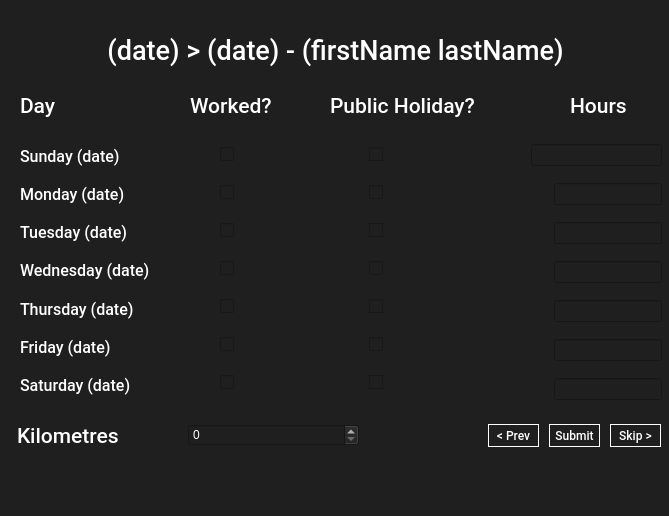
The window that Views/main_view.ui (cai-liosatos/Invoice-Generator) describes before a commit, drawn with Qt 5.
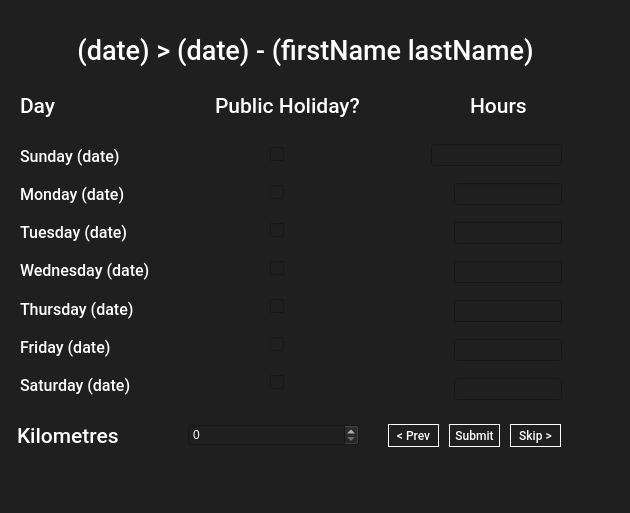
The same window after the commit.

Commit message: Removed redundant option on GUI

What changed in the file:
```diff
--- a/Views/main_view.ui
+++ b/Views/main_view.ui
@@ -6,8 +6,8 @@
    <rect>
     <x>0</x>
     <y>0</y>
-    <width>669</width>
-    <height>516</height>
+    <width>630</width>
+    <height>513</height>
    </rect>
   </property>
   <property name="font">
@@ -26,7 +26,7 @@
    <widget class="QPushButton" name="submitButton">
     <property name="geometry">
      <rect>
-      <x>549</x>
+      <x>449</x>
       <y>424</y>
       <width>51</width>
       <height>23</height>
@@ -52,7 +52,7 @@
    <widget class="QLabel" name="heading">
     <property name="geometry">
      <rect>
-      <x>40</x>
+      <x>10</x>
       <y>20</y>
       <width>591</width>
       <height>61</height>
@@ -99,29 +99,10 @@
      <string>Day</string>
     </property>
    </widget>
-   <widget class="QLabel" name="label_worked">
-    <property name="geometry">
-     <rect>
-      <x>190</x>
-      <y>90</y>
-      <width>91</width>
-      <height>31</height>
-     </rect>
-    </property>
-    <property name="font">
-     <font>
-      <family>Roboto Medium</family>
-      <pointsize>16</pointsize>
-     </font>
-    </property>
-    <property name="text">
-     <string>Worked?</string>
-    </property>
-   </widget>
    <widget class="QLabel" name="label_ph">
     <property name="geometry">
      <rect>
-      <x>330</x>
+      <x>215</x>
       <y>90</y>
       <width>151</width>
       <height>31</height>
@@ -140,7 +121,7 @@
    <widget class="QLabel" name="label_hours">
     <property name="geometry">
      <rect>
-      <x>570</x>
+      <x>470</x>
       <y>90</y>
       <width>61</width>
       <height>31</height>
@@ -159,9 +140,9 @@
    <widget class="QWidget" name="layoutWidget">
     <property name="geometry">
      <rect>
-      <x>220</x>
+      <x>270</x>
       <y>130</y>
-      <width>291</width>
+      <width>151</width>
       <height>281</height>
      </rect>
     </property>
@@ -172,110 +153,61 @@
      <property name="spacing">
       <number>6</number>
      </property>
-     <item row="2" column="0">
-      <widget class="QCheckBox" name="cb_w_tu">
-       <property name="text">
-        <string/>
-       </property>
-      </widget>
-     </item>
-     <item row="4" column="1">
-      <widget class="QCheckBox" name="cb_ph_th">
-       <property name="text">
-        <string/>
-       </property>
-      </widget>
-     </item>
-     <item row="4" column="0">
-      <widget class="QCheckBox" name="cb_w_th">
-       <property name="text">
-        <string/>
-       </property>
-      </widget>
-     </item>
-     <item row="5" column="0">
-      <widget class="QCheckBox" name="cb_w_f">
-       <property name="text">
-        <string/>
-       </property>
-      </widget>
-     </item>
-     <item row="5" column="1">
-      <widget class="QCheckBox" name="cb_ph_f">
-       <property name="text">
-        <string/>
-       </property>
-      </widget>
-     </item>
-     <item row="2" column="1">
-      <widget class="QCheckBox" name="cb_ph_tu">
-       <property name="text">
-        <string/>
-       </property>
-      </widget>
-     </item>
-     <item row="1" column="0">
-      <widget class="QCheckBox" name="cb_w_m">
-       <property name="text">
-        <string/>
-       </property>
-      </widget>
-     </item>
-     <item row="3" column="1">
-      <widget class="QCheckBox" name="cb_ph_w">
-       <property name="text">
-        <string/>
-       </property>
-      </widget>
-     </item>
      <item row="3" column="0">
-      <widget class="QCheckBox" name="cb_w_w">
-       <property name="text">
-        <string/>
-       </property>
-      </widget>
-     </item>
-     <item row="6" column="1">
-      <widget class="QCheckBox" name="cb_ph_sa">
-       <property name="text">
-        <string/>
-       </property>
-      </widget>
-     </item>
-     <item row="1" column="1">
-      <widget class="QCheckBox" name="cb_ph_m">
+      <widget class="QCheckBox" name="cb_ph_w">
        <property name="text">
         <string/>
        </property>
       </widget>
      </item>
      <item row="6" column="0">
-      <widget class="QCheckBox" name="cb_w_sa">
+      <widget class="QCheckBox" name="cb_ph_sa">
        <property name="text">
         <string/>
        </property>
       </widget>
      </item>
      <item row="0" column="0">
-      <widget class="QCheckBox" name="cb_w_su">
-       <property name="text">
-        <string/>
-       </property>
-      </widget>
-     </item>
-     <item row="0" column="1">
       <widget class="QCheckBox" name="cb_ph_su">
        <property name="text">
         <string/>
        </property>
       </widget>
      </item>
+     <item row="2" column="0">
+      <widget class="QCheckBox" name="cb_ph_tu">
+       <property name="text">
+        <string/>
+       </property>
+      </widget>
+     </item>
+     <item row="1" column="0">
+      <widget class="QCheckBox" name="cb_ph_m">
+       <property name="text">
+        <string/>
+       </property>
+      </widget>
+     </item>
+     <item row="4" column="0">
+      <widget class="QCheckBox" name="cb_ph_th">
+       <property name="text">
+        <string/>
+       </property>
+      </widget>
+     </item>
+     <item row="5" column="0">
+      <widget class="QCheckBox" name="cb_ph_f">
+       <property name="text">
+        <string/>
+       </property>
+      </widget>
+     </item>
     </layout>
    </widget>
    <widget class="QPushButton" name="prevButton">
     <property name="geometry">
      <rect>
-      <x>488</x>
+      <x>388</x>
       <y>424</y>
       <width>51</width>
       <height>23</height>
@@ -441,7 +373,7 @@
    <widget class="QWidget" name="layoutWidget">
     <property name="geometry">
      <rect>
-      <x>531</x>
+      <x>431</x>
       <y>133</y>
       <width>131</width>
       <height>280</height>
@@ -477,7 +409,7 @@
    <widget class="QPushButton" name="skipButton">
     <property name="geometry">
      <rect>
-      <x>610</x>
+      <x>510</x>
       <y>424</y>
       <width>51</width>
       <height>23</height>
```
Left out of the diff: 2 changed lines with no effect on the pictures. The commit also changes 4 other files.
